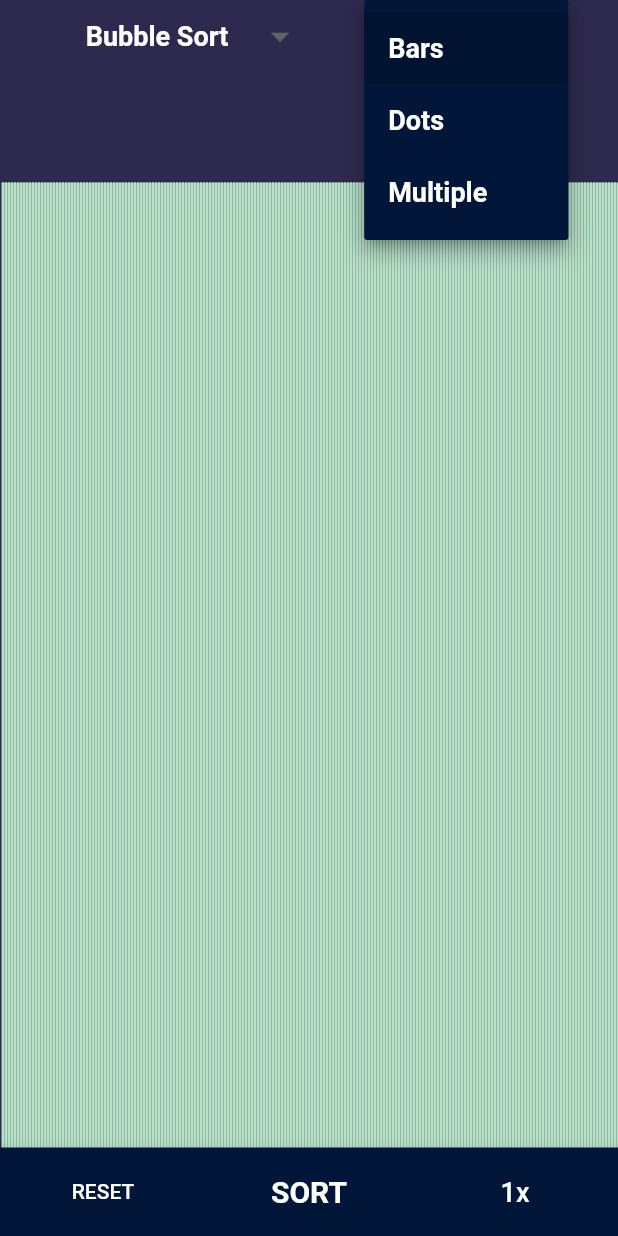
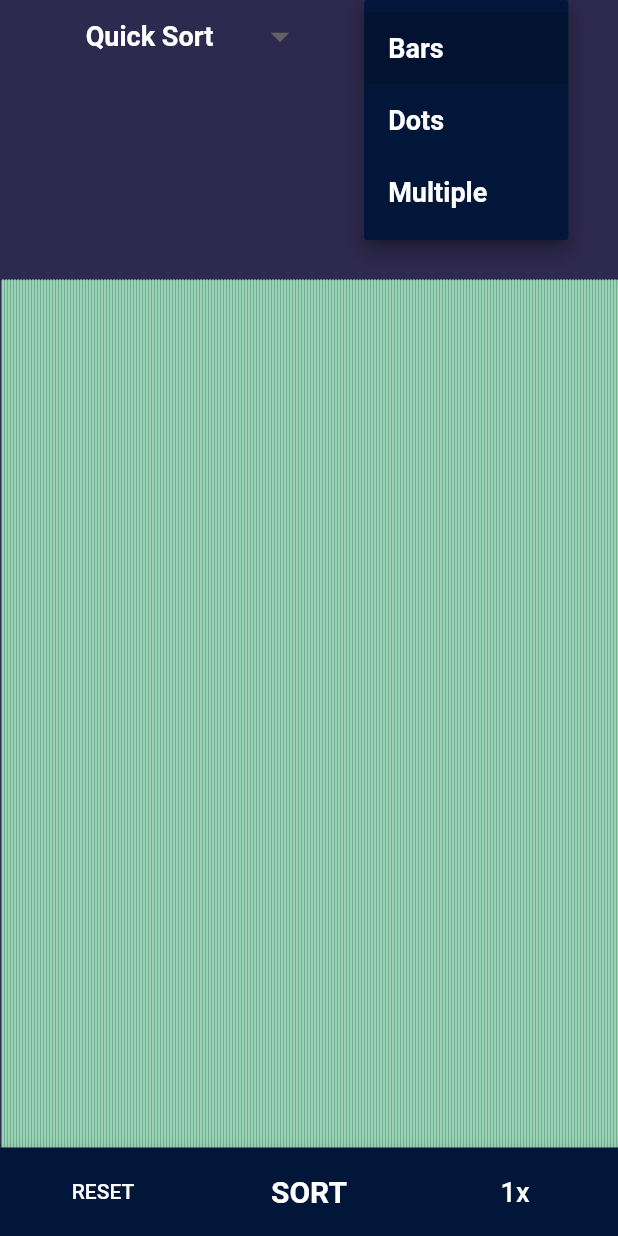
Before and after one commit to Abhi-Gautam/Sorting-Visualization-App, a Flutter app: the screen it shows after launch, after a tap on "Bars", on a phone screen of 412 x 824 dp. Run offline on Flutter 3.47's test engine with Material 2 defaults, Android fonts, the phone set to English and light mode, and no system bars.

Commit message:
Color Pallete changes after every refresh

```diff
--- a/lib/main.dart
+++ b/lib/main.dart
@@ -14,13 +14,15 @@ import 'package:sorting_visulalization/plot_list.dart';
 StreamController<List<int>> streamController = StreamController();
 List<int> numbers = [];
 var width, height;
-String currentSortAlgo = 'bubble';
+String currentSortAlgo = 'quick';
 String currentPlotStyle = 'bar';
 double sampleSize = 320;
 bool isSorted = false;
 bool isSorting = false;
 int speed = 0;
 int duration = 1500;
+var toss = 0;
+int max_len = 700;
 GlobalKey<ScaffoldState> scaffoldKey = GlobalKey<ScaffoldState>();
 Duration getDuration() {
   return Duration(microseconds: duration);
@@ -54,7 +56,7 @@ class MyHomePageState extends State<MyHomePage> {
     super.didChangeDependencies();
     sampleSize = MediaQuery.of(context).size.width / 2;
     for (int i = 0; i < sampleSize; ++i) {
-      numbers.add(Random().nextInt(500));
+      numbers.add(Random().nextInt(max_len));
     }
     setState(() {});
   }
@@ -69,7 +71,7 @@ class MyHomePageState extends State<MyHomePage> {
     isSorted = false;
     numbers = [];
     for (int i = 0; i < sampleSize; ++i) {
-      numbers.add(Random().nextInt(500));
+      numbers.add(Random().nextInt(max_len));
     }
     streamController.add(numbers);
   }
@@ -77,12 +79,14 @@ class MyHomePageState extends State<MyHomePage> {
   setSortAlgo(String type) {
     setState(() {
       currentSortAlgo = type;
+      toss = Random().nextInt(3);
     });
   }
 
   setPlotStyle(String type) {
     setState(() {
       currentPlotStyle = type;
+      toss = Random().nextInt(3);
     });
   }
 
@@ -126,10 +130,10 @@ class MyHomePageState extends State<MyHomePage> {
         await selectionSort();
         break;
       case "quick":
-        await quickSort(0, sampleSize.toInt() - 1);
+        await quickSort(0, sampleSize.toInt());
         break;
       case "merge":
-        await mergeSort(0, sampleSize.toInt() - 1);
+        await mergeSort(0, sampleSize.toInt());
         break;
     }
 
--- a/lib/paints/bars.dart
+++ b/lib/paints/bars.dart
@@ -3,9 +3,8 @@ import 'package:sorting_visulalization/main.dart';
 import 'package:sorting_visulalization/color_list.dart';
 import 'dart:math';
 
-var length = 500;
+var length = max_len;
 List<Color> colors;
-var toss = Random().nextInt(3);
 
 class BarPainter extends CustomPainter {
   final double width;
@@ -35,7 +34,7 @@ class BarPainter extends CustomPainter {
 
     canvas.drawLine(
         Offset(index * this.width, height),
-        Offset(index * this.width, .6 * height - this.value.ceilToDouble()),
+        Offset(index * this.width, .8 * height - this.value.ceilToDouble()),
         paint);
   }
 
--- a/lib/paints/dots.dart
+++ b/lib/paints/dots.dart
@@ -6,9 +6,8 @@ import 'package:sorting_visulalization/main.dart';
 import 'package:flutter/material.dart';
 import 'package:sorting_visulalization/color_list.dart';
 
-var length = 500;
+var length = max_len;
 List<Color> colors;
-var toss = Random().nextInt(3);
 
 class DotPainter extends CustomPainter {
   final double width;
@@ -39,7 +38,7 @@ class DotPainter extends CustomPainter {
         PointMode.points,
         [
           Offset(index * this.width,
-              height - .25 * height - this.value.ceilToDouble())
+              height - .22 * height - this.value.ceilToDouble())
         ],
         paint);
   }
--- a/lib/paints/multiple_shapes.dart
+++ b/lib/paints/multiple_shapes.dart
@@ -4,7 +4,7 @@ import 'package:sorting_visulalization/main.dart';
 import 'package:flutter/material.dart';
 import 'package:sorting_visulalization/color_list.dart';
 
-var length = 500;
+var length = max_len;
 
 class MultiplePainter extends CustomPainter {
   final double width;
```
